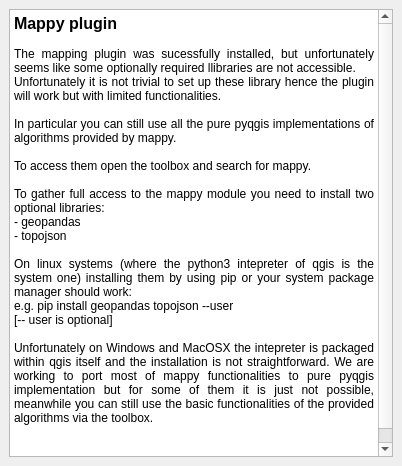
This is qgis_plugin/qgismappy/qgismappy_dockwidget_dummy.ui in planmap-eu/mappy as Qt 5 draws it before an edit. The edited form follows.
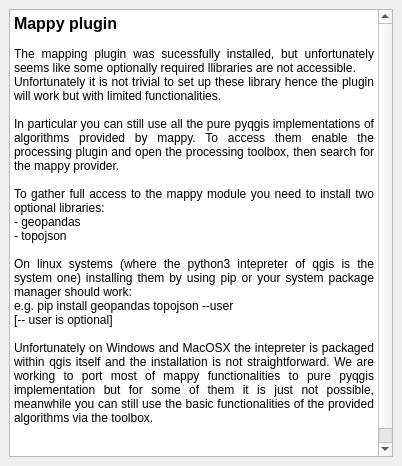
This is the edited form.

Commit message: fixed package name on make package

The edit to the form file:
```diff
--- a/qgis_plugin/qgismappy/qgismappy_dockwidget_dummy.ui
+++ b/qgis_plugin/qgismappy/qgismappy_dockwidget_dummy.ui
@@ -27,9 +27,7 @@
 &lt;p align=&quot;justify&quot; style=&quot; margin-top:0px; margin-bottom:0px; margin-left:0px; margin-right:0px; -qt-block-indent:0; text-indent:0px;&quot;&gt;The mapping plugin was sucessfully installed, but unfortunately seems like some optionally required llibraries are not accessible.&lt;/p&gt;
 &lt;p align=&quot;justify&quot; style=&quot; margin-top:0px; margin-bottom:0px; margin-left:0px; margin-right:0px; -qt-block-indent:0; text-indent:0px;&quot;&gt;Unfortunately it is not trivial to set up these library hence the plugin will work but with limited functionalities.&lt;/p&gt;
 &lt;p align=&quot;justify&quot; style=&quot;-qt-paragraph-type:empty; margin-top:0px; margin-bottom:0px; margin-left:0px; margin-right:0px; -qt-block-indent:0; text-indent:0px;&quot;&gt;&lt;br /&gt;&lt;/p&gt;
-&lt;p align=&quot;justify&quot; style=&quot; margin-top:0px; margin-bottom:0px; margin-left:0px; margin-right:0px; -qt-block-indent:0; text-indent:0px;&quot;&gt;In particular you can still use all the pure pyqgis implementations of algorithms provided by mappy.&lt;/p&gt;
-&lt;p align=&quot;justify&quot; style=&quot;-qt-paragraph-type:empty; margin-top:0px; margin-bottom:0px; margin-left:0px; margin-right:0px; -qt-block-indent:0; text-indent:0px;&quot;&gt;&lt;br /&gt;&lt;/p&gt;
-&lt;p align=&quot;justify&quot; style=&quot; margin-top:0px; margin-bottom:0px; margin-left:0px; margin-right:0px; -qt-block-indent:0; text-indent:0px;&quot;&gt;To access them open the toolbox and search for mappy.&lt;/p&gt;
+&lt;p align=&quot;justify&quot; style=&quot; margin-top:0px; margin-bottom:0px; margin-left:0px; margin-right:0px; -qt-block-indent:0; text-indent:0px;&quot;&gt;In particular you can still use all the pure pyqgis implementations of algorithms provided by mappy. To access them enable the processing plugin and open the processing toolbox, then search for the mappy provider.&lt;/p&gt;
 &lt;p align=&quot;justify&quot; style=&quot;-qt-paragraph-type:empty; margin-top:0px; margin-bottom:0px; margin-left:0px; margin-right:0px; -qt-block-indent:0; text-indent:0px;&quot;&gt;&lt;br /&gt;&lt;/p&gt;
 &lt;p align=&quot;justify&quot; style=&quot; margin-top:0px; margin-bottom:0px; margin-left:0px; margin-right:0px; -qt-block-indent:0; text-indent:0px;&quot;&gt;To gather full access to the mappy module you need to install two optional libraries:&lt;/p&gt;
 &lt;p align=&quot;justify&quot; style=&quot; margin-top:0px; margin-bottom:0px; margin-left:0px; margin-right:0px; -qt-block-indent:0; text-indent:0px;&quot;&gt;- geopandas&lt;/p&gt;
```
The commit also changes 1 other file.
